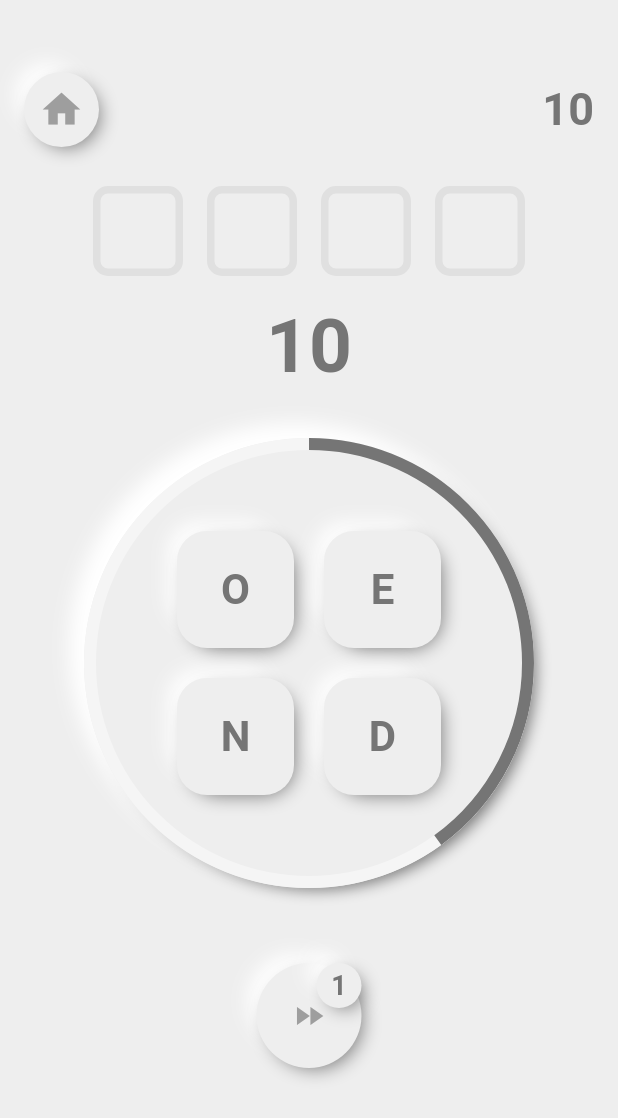
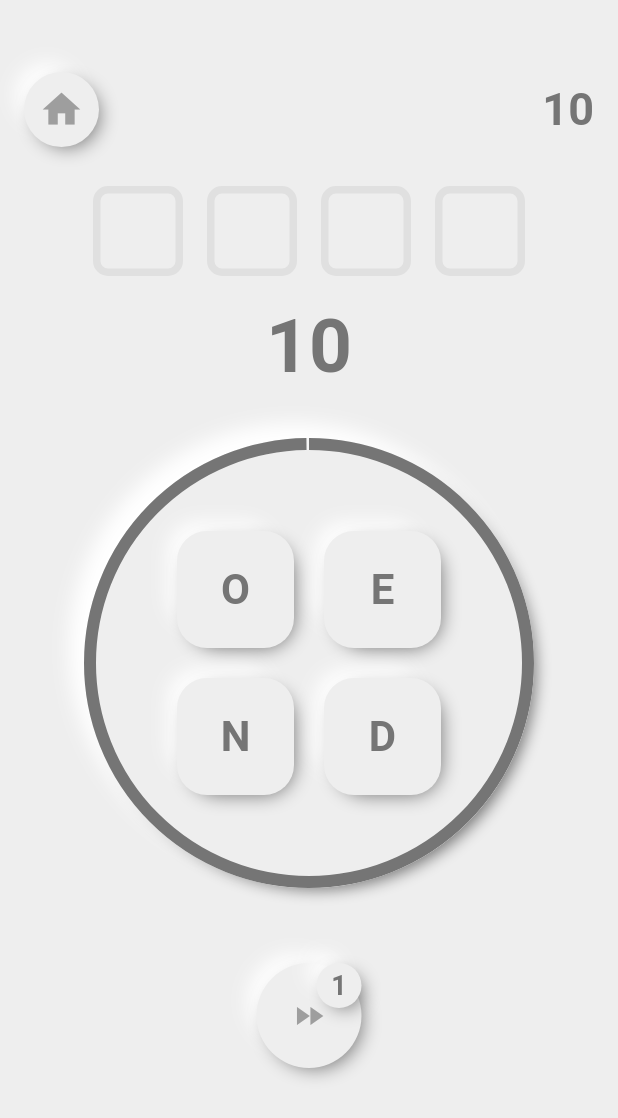
Before and after one commit to vel-jack/wordrush, a Flutter app: the screen it shows after launch, after a tap on the "play arrow" icon, on a phone screen of 412 x 824 dp. Shown: the top 1118 px of the screen. Run offline on Flutter 3.47's test engine with Material 2 defaults, Android fonts, the light colour scheme and no system bars; our stand-ins replace bloc, equatable, flutter_bloc, get.

Commit message:
timer added

```diff
--- a/lib/controller/ticker/ticker_bloc.dart
+++ b/lib/controller/ticker/ticker_bloc.dart
@@ -9,6 +9,7 @@ part 'ticker_state.dart';
 
 class TickerBloc extends Bloc<TickerEvent, TickerState> {
   final Ticker _ticker;
+  final int duration = 60;
   StreamSubscription<int>? _tickerSubscription;
 
   TickerBloc(Ticker ticker)
@@ -28,21 +29,21 @@ class TickerBloc extends Bloc<TickerEvent, TickerState> {
 
   void _onStarted(StartTicker event, Emitter<TickerState> emit) {
     _tickerSubscription?.cancel();
-    _tickerSubscription = _ticker.tick(60).listen((tick) {
+    _tickerSubscription = _ticker.tick(duration).listen((tick) {
       add(TickTicker(tick));
     });
   }
 
   void _onTicked(TickTicker event, Emitter<TickerState> emit) {
-    emit(state.duration > 0
+    emit(state.duration > 1
         ? TickerRunning(event.duration)
         : const TickerCompleted());
   }
 
   void _onExtended(ExtendTicker event, Emitter<TickerState> emit) {
-    var extentedTime = state.duration + 10;
-    if (state.duration + 10 > 60) {
-      extentedTime = 60;
+    var extentedTime = state.duration + 5;
+    if (state.duration + 10 > duration) {
+      extentedTime = duration;
     }
     if (state is TickerRunning) {
       _tickerSubscription?.cancel();
--- a/lib/controller/word/word_event.dart
+++ b/lib/controller/word/word_event.dart
@@ -22,6 +22,4 @@ class RemoveLetterEvent extends WordEvent {
   const RemoveLetterEvent(this.index);
 }
 
-class WordFoundEvent extends WordEvent {}
-
 class CheckWordEvent extends WordEvent {}
--- a/lib/controller/word/word_state.dart
+++ b/lib/controller/word/word_state.dart
@@ -31,3 +31,9 @@ class IncorrectWordState extends WordState {
       List<String> quest, List<String> answer, String word, List<bool> clicked)
       : super(quest, answer, word, clicked);
 }
+
+class CorrectWordState extends WordState {
+  const CorrectWordState(
+      List<String> quest, List<String> answer, String word, List<bool> clicked)
+      : super(quest, answer, word, clicked);
+}
--- a/lib/main.dart
+++ b/lib/main.dart
@@ -1,6 +1,7 @@
 import 'package:flutter/material.dart';
 import 'package:flutter/services.dart';
 import 'package:get/route_manager.dart';
+import 'package:wordrush/utils/constants.dart';
 import 'package:wordrush/views/home_page.dart';
 
 void main() {
@@ -14,10 +15,11 @@ class MyApp extends StatelessWidget {
 
   @override
   Widget build(BuildContext context) {
-    return const GetMaterialApp(
+    return GetMaterialApp(
       title: 'Word Rush',
       debugShowCheckedModeBanner: false,
-      home: HomePage(),
+      home: const HomePage(),
+      theme: Theme.of(context).copyWith(scaffoldBackgroundColor: kLightBgColor),
     );
   }
 }
--- a/lib/views/game_page.dart
+++ b/lib/views/game_page.dart
@@ -1,11 +1,16 @@
 import 'package:flutter/material.dart';
 import 'package:flutter_bloc/flutter_bloc.dart';
 import 'package:get/route_manager.dart';
+import 'package:get/get_navigation/src/routes/transitions_type.dart'
+    as get_transition;
+// package:get/get_navigation/src/routes/transitions_type.dart
 import 'package:wordrush/controller/ticker/ticker.dart';
 import 'package:wordrush/controller/ticker/ticker_bloc.dart';
 import 'package:wordrush/controller/word/word_bloc.dart';
 import 'package:wordrush/utils/constants.dart';
+import 'package:wordrush/views/game_over.dart';
 import 'package:wordrush/widgets/grey_icon.dart';
+
 import 'package:wordrush/widgets/grey_text.dart';
 import 'package:wordrush/widgets/neomorphic_button.dart';
 import 'package:wordrush/widgets/neomorphic_progress.dart';
@@ -18,37 +23,35 @@ class GameRootWidget extends StatelessWidget {
     return MultiBlocProvider(
       providers: [
         BlocProvider<TickerBloc>(
-          create: (context) => TickerBloc(const Ticker()),
+          create: (context) => TickerBloc(const Ticker())..add(StartTicker()),
         ),
         BlocProvider(
           create: (context) => WordBloc(
-            // ['BALL', 'DONE', 'GOLD', 'DART', 'NODE', 'TARD']..shuffle()),
-            ['BALL', 'DONE']..shuffle(),
-          ),
+              ['BALL', 'DONE', 'GOLD', 'DART', 'NODE', 'TARD']..shuffle()),
         )
       ],
-      child: const GamePage(),
+      child: const _GamePage(),
     );
   }
 }
 
-class GamePage extends StatelessWidget {
-  const GamePage({Key? key}) : super(key: key);
+class _GamePage extends StatelessWidget {
+  const _GamePage({Key? key}) : super(key: key);
 
   @override
   Widget build(BuildContext context) {
     return Scaffold(
-      backgroundColor: kLightBgColor,
       body: BlocConsumer<WordBloc, WordState>(
         listener: (context, state) {
-          if (state is WordLoadedState) {
+          if (state is CorrectWordState) {
+            context.read<TickerBloc>().add(ExtendTicker());
+          } else if (state is WordLoadedState) {
             if (!state.answer.contains('')) {
               context.read<WordBloc>().add(CheckWordEvent());
             }
           }
         },
         builder: (context, state) {
-          debugPrint('$state');
           if (state is GameCompletedState) {
             return Center(
               child: Column(
@@ -60,17 +63,17 @@ class GamePage extends StatelessWidget {
                           "Hey I'm looking for the words to describe you"),
                     ),
                     const SizedBox(height: 30),
-                    Stack(
+                    GestureDetector(
+                      onTap: () => Get.back(),
+                      child: Stack(
                         alignment: Alignment.center,
                         children: [
                           TweenAnimationBuilder<double>(
                               tween: Tween<double>(begin: 1.0, end: 0.0),
-                            duration: const Duration(seconds: 1),
+                              duration: const Duration(seconds: 2),
                               curve: Curves.slowMiddle,
                               builder: (context, value, widget) {
-                              return GestureDetector(
-                                  onTap: () => Get.back(),
-                                  child: NeomorphicProgress(value: value));
+                                return NeomorphicProgress(value: value);
                               }),
                           GreyIcon(
                             Icons.done_rounded,
@@ -78,6 +81,7 @@ class GamePage extends StatelessWidget {
                             color: kDarkShadowColor,
                           )
                         ],
+                      ),
                     ),
                     const SizedBox(height: 30),
                     const GreyText(
@@ -171,9 +175,26 @@ class GamePage extends StatelessWidget {
               Stack(
                 alignment: Alignment.center,
                 children: [
-                  const NeomorphicProgress(
+                  BlocConsumer<TickerBloc, TickerState>(
+                    listener: (context, state) {
+                      if (state is TickerCompleted) {
+                        // TODO need to pass scores
+                        Get.off(() => const GameOverPage(),
+                            transition: get_transition.Transition.cupertino);
+                      }
+                    },
+                    builder: (context, state) {
+                      return TweenAnimationBuilder<double>(
+                          duration: const Duration(seconds: 1),
+                          tween: Tween<double>(
+                              begin: 1.0, end: state.duration / 60),
+                          builder: (context, value, widget) {
+                            return NeomorphicProgress(
                               size: 300,
-                    value: 0.4,
+                              value: value,
+                            );
+                          });
+                    },
                   ),
                   Container(
                     height: 200,
--- a/lib/views/home_page.dart
+++ b/lib/views/home_page.dart
@@ -12,7 +12,6 @@ class HomePage extends StatelessWidget {
   @override
   Widget build(BuildContext context) {
     return Scaffold(
-      backgroundColor: kLightBgColor,
       body: Column(
         children: [
           const SizedBox(height: 20),
```
Also changed, not shown: lib/controller/word/word_bloc.dart (+7 -12 lines), lib/views/game_over.dart (added, +60 -0 lines). Lines whose indentation alone changed are shown as unchanged.
